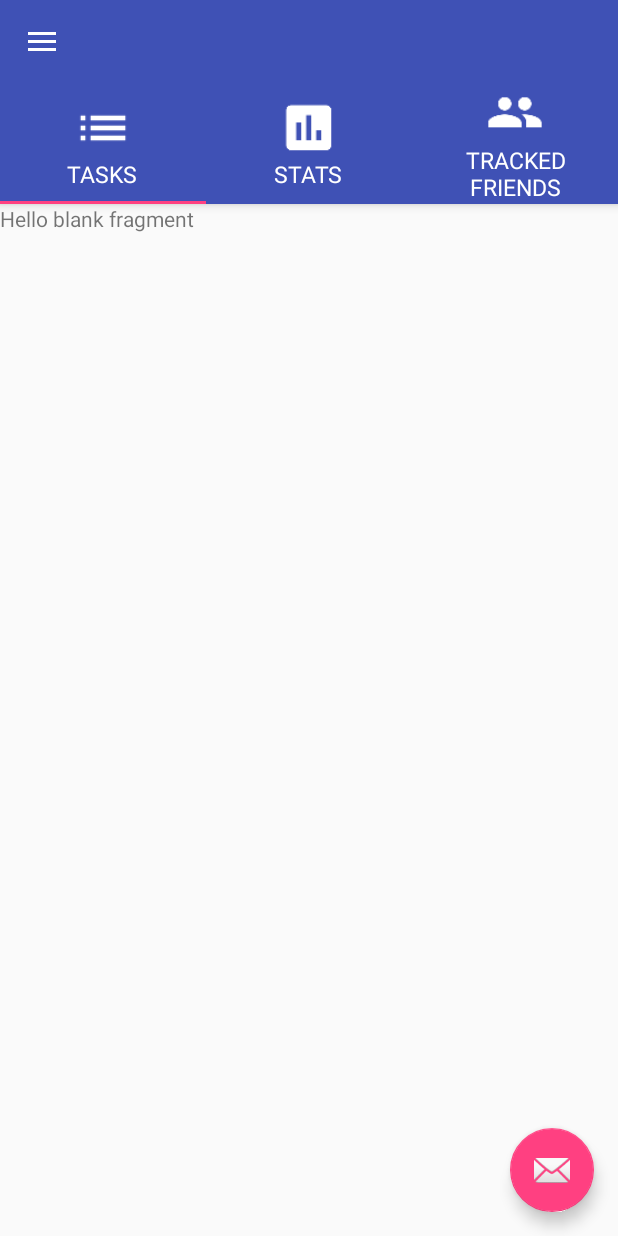
After one commit to Udayan12167/fekc, an Android app: the NavActivity screen opened directly, with no data from a screen before it, on a phone screen of 412 x 824 dp. The commit adds this screen. Run offline under Robolectric (Android 15) with nearby library versions, the phone set to English and light mode, and no system bars; our stand-ins replace CircleImageView, Picasso; libraries missing offline, so code that uses them is left out: com.facebook; 1 statement that could not run was skipped.

Commit message:
Added Navigation Activity - the main activity after the user logs in

```diff
--- a/App/FEKC/app/src/main/AndroidManifest.xml
+++ b/App/FEKC/app/src/main/AndroidManifest.xml
@@ -24,6 +24,11 @@
             android:configChanges="keyboard|keyboardHidden|screenLayout|screenSize|orientation"
             android:label="@string/app_name"
             android:theme="@android:style/Theme.Translucent.NoTitleBar" />
+
+        <activity
+            android:name=".activity.NavActivity"
+            android:label="@string/title_activity_nav"
+            android:theme="@style/AppTheme" />
 
         <meta-data
             android:name="com.facebook.sdk.ApplicationId"
--- a/App/FEKC/app/src/main/java/com/example/shiv/fekc/activity/FacebookLoginActivity.java
+++ b/App/FEKC/app/src/main/java/com/example/shiv/fekc/activity/FacebookLoginActivity.java
@@ -32,6 +32,9 @@ public class FacebookLoginActivity extends AppCompatActivity {
             @Override
             public void onSuccess(LoginResult loginResult) {
                 registerGCM();
+                Intent tabActivityIntent = new Intent(FacebookLoginActivity.this, NavActivity.class);
+                startActivity(tabActivityIntent);
+                finish();
             }
 
             @Override
--- a/App/FEKC/app/src/main/java/com/example/shiv/fekc/activity/MainActivity.java
+++ b/App/FEKC/app/src/main/java/com/example/shiv/fekc/activity/MainActivity.java
@@ -44,6 +44,9 @@ public class MainActivity extends AppCompatActivity {
             startActivity(intent);
         }else{
             Log.d(getClass().toString(), "Credentials present");
+            Intent intent = new Intent(this, NavActivity.class);
+            startActivity(intent);
+            finish();
         }
     }
 }
--- /dev/null
+++ b/App/FEKC/app/src/main/java/com/example/shiv/fekc/activity/NavActivity.java
@@ -0,0 +1,194 @@
+package com.example.shiv.fekc.activity;
+
+
+import android.os.Bundle;
+import android.support.design.widget.FloatingActionButton;
+import android.support.design.widget.Snackbar;
+import android.support.design.widget.TabLayout;
+import android.support.v4.app.Fragment;
+import android.support.v4.app.FragmentManager;
+import android.support.v4.app.FragmentPagerAdapter;
+import android.support.v4.view.ViewPager;
+
+import android.util.Log;
+import android.view.LayoutInflater;
+import android.view.View;
+import android.support.design.widget.NavigationView;
+import android.support.v4.view.GravityCompat;
+import android.support.v4.widget.DrawerLayout;
+import android.support.v7.app.ActionBarDrawerToggle;
+import android.support.v7.app.AppCompatActivity;
+import android.support.v7.widget.Toolbar;
+import android.view.MenuItem;
+import android.widget.ImageView;
+import android.widget.LinearLayout;
+import android.widget.TextView;
+
+import com.example.shiv.fekc.R;
+import com.example.shiv.fekc.commons.Constants;
+import com.example.shiv.fekc.fragment.StatsFragment;
+import com.example.shiv.fekc.fragment.TaskListFragment;
+import com.example.shiv.fekc.fragment.TrackedFriendsFragment;
+import com.facebook.AccessToken;
+import com.facebook.GraphRequest;
+import com.facebook.GraphResponse;
+import com.facebook.HttpMethod;
+import com.squareup.picasso.Picasso;
+
+import org.json.JSONException;
+import org.json.JSONObject;
+
+import java.util.ArrayList;
+import java.util.List;
+
+import de.hdodenhof.circleimageview.CircleImageView;
+
+public class NavActivity extends AppCompatActivity
+        implements NavigationView.OnNavigationItemSelectedListener {
+
+    private Toolbar toolbar;
+    private TabLayout tabLayout;
+    private ViewPager viewPager;
+    private CircleImageView circleImageView;
+
+    @Override
+    protected void onCreate(Bundle savedInstanceState) {
+        super.onCreate(savedInstanceState);
+        setContentView(R.layout.activity_nav);
+
+        getUserDPUrl(AccessToken.getCurrentAccessToken().getUserId());
+
+        toolbar = (Toolbar) findViewById(R.id.app_bar_nav_toolbar);
+        circleImageView = (CircleImageView)toolbar.findViewById(R.id.toolbar_bar_circular_image_view);
+        setSupportActionBar(toolbar);
+
+        viewPager = (ViewPager) findViewById(R.id.app_bar_nav_viewpager);
+        setupViewPager(viewPager);
+
+        tabLayout = (TabLayout) findViewById(R.id.app_bar_nav_tab_layout);
+        tabLayout.setupWithViewPager(viewPager);
+        setUpTabIcons();
+
+        FloatingActionButton fab = (FloatingActionButton) findViewById(R.id.app_bar_nav_floating_action_button);
+        fab.setOnClickListener(new View.OnClickListener() {
+            @Override
+            public void onClick(View view) {
+                Snackbar.make(view, "Replace with your own action", Snackbar.LENGTH_LONG)
+                        .setAction("Action", null).show();
+            }
+        });
+
+        DrawerLayout drawer = (DrawerLayout) findViewById(R.id.activity_nav_drawer_layout);
+        ActionBarDrawerToggle toggle = new ActionBarDrawerToggle(
+                this, drawer, toolbar, R.string.navigation_drawer_open, R.string.navigation_drawer_close);
+        drawer.setDrawerListener(toggle);
+        toggle.syncState();
+
+        NavigationView navigationView = (NavigationView) findViewById(R.id.activity_nav_nav_view);
+        navigationView.setNavigationItemSelectedListener(this);
+    }
+
+
+    @SuppressWarnings("StatementWithEmptyBody")
+    @Override
+    public boolean onNavigationItemSelected(MenuItem item) {
+        int id = item.getItemId();
+
+        if (id == R.id.nav_slideshow) {
+
+        } else if (id == R.id.nav_manage) {
+
+        }
+
+        DrawerLayout drawer = (DrawerLayout) findViewById(R.id.activity_nav_drawer_layout);
+        drawer.closeDrawer(GravityCompat.START);
+        return true;
+    }
+
+    private void setupViewPager(ViewPager viewPager) {
+        ViewPagerAdapter adapter = new ViewPagerAdapter(getSupportFragmentManager());
+        adapter.addFragment(new TaskListFragment(), getResources().getString(R.string.tasks));
+        adapter.addFragment(new StatsFragment(), getResources().getString(R.string.stats));
+        adapter.addFragment(new TrackedFriendsFragment(), getResources().getString(R.string.tracked_friends));
+        viewPager.setAdapter(adapter);
+
+
+    }
+
+    private void setUpTabIcons() {
+        LinearLayout tabOne = (LinearLayout) LayoutInflater.from(this).inflate(R.layout.custom_tab, null);
+        ImageView imageView = (ImageView) tabOne.findViewById(R.id.custom_layout_image_view);
+        imageView.setImageDrawable(getDrawable(R.drawable.ic_list_white_36dp));
+        TextView textView = (TextView) tabOne.findViewById(R.id.custom_layout_text_view);
+        textView.setText(getResources().getString(R.string.tasks));
+        tabLayout.getTabAt(0).setCustomView(tabOne);
+
+        LinearLayout tabTwo = (LinearLayout) LayoutInflater.from(this).inflate(R.layout.custom_tab, null);
+        imageView = (ImageView) tabTwo.findViewById(R.id.custom_layout_image_view);
+        imageView.setImageDrawable(getDrawable(R.drawable.ic_assessment_white_36dp));
+        textView = (TextView) tabTwo.findViewById(R.id.custom_layout_text_view);
+        textView.setText(getResources().getString(R.string.stats));
+        tabLayout.getTabAt(1).setCustomView(tabTwo);
+
+        LinearLayout tabThree = (LinearLayout) LayoutInflater.from(this).inflate(R.layout.custom_tab, null);
+        imageView = (ImageView) tabThree.findViewById(R.id.custom_layout_image_view);
+        imageView.setImageDrawable(getDrawable(R.drawable.ic_group_white_36dp));
+        textView = (TextView) tabThree.findViewById(R.id.custom_layout_text_view);
+        textView.setText(getResources().getString(R.string.tracked_friends));
+        tabLayout.getTabAt(2).setCustomView(tabThree);
+
+    }
+
+    class ViewPagerAdapter extends FragmentPagerAdapter {
+        private final List<Fragment> mFragmentList = new ArrayList<>();
+        private final List<String> mFragmentTitleList = new ArrayList<>();
+
+        public ViewPagerAdapter(FragmentManager manager) {
+            super(manager);
+        }
+
+        @Override
+        public Fragment getItem(int position) {
+            return mFragmentList.get(position);
+        }
+
+        @Override
+        public int getCount() {
+            return mFragmentList.size();
+        }
+
+        public void addFragment(Fragment fragment, String title) {
+            mFragmentList.add(fragment);
+            mFragmentTitleList.add(title);
+        }
+
+        @Override
+        public CharSequence getPageTitle(int position) {
+            return mFragmentTitleList.get(position);
+        }
+    }
+
+    private void getUserDPUrl(final String facebookId) {
+        Bundle params = new Bundle();
+        params.putBoolean("redirect", false);
+        new GraphRequest(
+                AccessToken.getCurrentAccessToken(),
+                Constants.SLASH + facebookId + Constants.FACEBOOK_USER_PROFILE_PICTURE_EDGE,
+                params,
+                HttpMethod.GET,
+                new GraphRequest.Callback() {
+                    public void onCompleted(GraphResponse response) {
+                        try {
+                            Log.d(getClass().toString(), response.getJSONObject().toString());
+                            JSONObject jsonObject = new JSONObject(response.getJSONObject().getString(Constants.FACEBOOK_JSON_DATA));
+                            String url = jsonObject.getString(Constants.FACEBOOK_JSON_URL);
+                            Picasso.with(NavActivity.this).load(url).into(circleImageView);
+                            Log.d(getClass().toString(), url);
+                        } catch (JSONException e) {
+                            e.printStackTrace();
+                        }
+                    }
+                }
+        ).executeAsync();
+    }
+}
--- /dev/null
+++ b/App/FEKC/app/src/main/java/com/example/shiv/fekc/adapter/StatsFragment.java
@@ -0,0 +1,40 @@
+package com.example.shiv.fekc.fragment;
+
+import android.content.Context;
+import android.net.Uri;
+import android.os.Bundle;
+import android.support.v4.app.Fragment;
+import android.view.LayoutInflater;
+import android.view.View;
+import android.view.ViewGroup;
+
+import com.example.shiv.fekc.R;
+
+/**
+ * A simple {@link Fragment} subclass.
+ * Activities that contain this fragment must implement the
+ * {@link StatsFragment.OnFragmentInteractionListener} interface
+ * to handle interaction events.
+ * Use the {@link StatsFragment#newInstance} factory method to
+ * create an instance of this fragment.
+ */
+public class StatsFragment extends Fragment {
+
+
+    public StatsFragment() {
+        // Required empty public constructor
+    }
+
+
+    @Override
+    public void onCreate(Bundle savedInstanceState) {
+        super.onCreate(savedInstanceState);
+    }
+
+    @Override
+    public View onCreateView(LayoutInflater inflater, ViewGroup container,
+                             Bundle savedInstanceState) {
+        return inflater.inflate(R.layout.fragment_stats, container, false);
+    }
+
+}
--- /dev/null
+++ b/App/FEKC/app/src/main/java/com/example/shiv/fekc/adapter/TaskListFragment.java
@@ -0,0 +1,38 @@
+package com.example.shiv.fekc.fragment;
+
+import android.content.Context;
+import android.net.Uri;
+import android.os.Bundle;
+import android.support.v4.app.Fragment;
+import android.view.LayoutInflater;
+import android.view.View;
+import android.view.ViewGroup;
+
+import com.example.shiv.fekc.R;
+
+/**
+ * A simple {@link Fragment} subclass.
+ * Activities that contain this fragment must implement the
+ * {@link TaskListFragment.OnFragmentInteractionListener} interface
+ * to handle interaction events.
+ * Use the {@link TaskListFragment#newInstance} factory method to
+ * create an instance of this fragment.
+ */
+public class TaskListFragment extends Fragment {
+
+    public TaskListFragment() {
+        // Required empty public constructor
+    }
+
+    @Override
+    public void onCreate(Bundle savedInstanceState) {
+        super.onCreate(savedInstanceState);
+    }
+
+    @Override
+    public View onCreateView(LayoutInflater inflater, ViewGroup container,
+                             Bundle savedInstanceState) {
+         return inflater.inflate(R.layout.fragment_task_list, container, false);
+    }
+
+}
--- /dev/null
+++ b/App/FEKC/app/src/main/java/com/example/shiv/fekc/adapter/TrackedFriendsFragment.java
@@ -0,0 +1,42 @@
+package com.example.shiv.fekc.fragment;
+
+import android.content.Context;
+import android.net.Uri;
+import android.os.Bundle;
+import android.support.v4.app.Fragment;
+import android.view.LayoutInflater;
+import android.view.View;
+import android.view.ViewGroup;
+
+import com.example.shiv.fekc.R;
+
+/**
+ * A simple {@link Fragment} subclass.
+ * Activities that contain this fragment must implement the
+ * {@link TrackedFriendsFragment.OnFragmentInteractionListener} interface
+ * to handle interaction events.
+ * Use the {@link TrackedFriendsFragment#newInstance} factory method to
+ * create an instance of this fragment.
+ */
+public class TrackedFriendsFragment extends Fragment {
+
+    public TrackedFriendsFragment() {
+        // Required empty public constructor
+    }
+
+
+
+    @Override
+    public void onCreate(Bundle savedInstanceState) {
+        super.onCreate(savedInstanceState);
+
+    }
+
+    @Override
+    public View onCreateView(LayoutInflater inflater, ViewGroup container,
+                             Bundle savedInstanceState) {
+
+        return inflater.inflate(R.layout.fragment_tracked_friends, container, false);
+    }
+
+}
--- /dev/null
+++ b/App/FEKC/app/src/main/res/layout/activity_nav.xml
@@ -0,0 +1,25 @@
+<?xml version="1.0" encoding="utf-8"?>
+<android.support.v4.widget.DrawerLayout xmlns:android="http://schemas.android.com/apk/res/android"
+    xmlns:app="http://schemas.android.com/apk/res-auto"
+    xmlns:tools="http://schemas.android.com/tools"
+    android:id="@+id/activity_nav_drawer_layout"
+    android:layout_width="match_parent"
+    android:layout_height="match_parent"
+    android:fitsSystemWindows="true"
+    tools:openDrawer="start">
+
+    <include
+        layout="@layout/app_bar_nav"
+        android:layout_width="match_parent"
+        android:layout_height="match_parent" />
+
+    <android.support.design.widget.NavigationView
+        android:id="@+id/activity_nav_nav_view"
+        android:layout_width="wrap_content"
+        android:layout_height="match_parent"
+        android:layout_gravity="start"
+        android:fitsSystemWindows="true"
+        app:headerLayout="@layout/nav_header_nav"
+        app:menu="@menu/activity_nav_drawer" />
+
+</android.support.v4.widget.DrawerLayout>
--- /dev/null
+++ b/App/FEKC/app/src/main/res/layout/app_bar_nav.xml
@@ -0,0 +1,51 @@
+<?xml version="1.0" encoding="utf-8"?>
+<android.support.design.widget.CoordinatorLayout xmlns:android="http://schemas.android.com/apk/res/android"
+    xmlns:app="http://schemas.android.com/apk/res-auto"
+    xmlns:tools="http://schemas.android.com/tools"
+    android:layout_width="match_parent"
+    android:layout_height="match_parent"
+    android:fitsSystemWindows="true"
+    tools:context="com.example.shiv.fekc.activity.NavActivity">
+
+    <android.support.design.widget.AppBarLayout
+        android:layout_width="match_parent"
+        android:layout_height="wrap_content"
+        android:theme="@style/AppTheme.AppBarOverlay">
+
+        <android.support.v7.widget.Toolbar
+            android:id="@+id/app_bar_nav_toolbar"
+            android:layout_width="match_parent"
+            android:layout_height="?attr/actionBarSize"
+            android:background="?attr/colorPrimary"
+            app:popupTheme="@style/AppTheme.PopupOverlay">
+
+            <include layout="@layout/custom_toolbar" />
+
+        </android.support.v7.widget.Toolbar>
+
+        <android.support.design.widget.TabLayout
+            android:id="@+id/app_bar_nav_tab_layout"
+            android:layout_width="match_parent"
+            android:layout_height="@dimen/custom_tab_layout_height"
+            app:tabGravity="fill"
+            app:tabMode="fixed" />
+
+    </android.support.design.widget.AppBarLayout>
+
+    <android.support.v4.view.ViewPager
+        android:id="@+id/app_bar_nav_viewpager"
+        android:layout_width="match_parent"
+        android:layout_height="match_parent"
+        app:layout_behavior="@string/appbar_scrolling_view_behavior" />
+
+    <!--<include layout="@layout/content_nav" />-->
+
+    <android.support.design.widget.FloatingActionButton
+        android:id="@+id/app_bar_nav_floating_action_button"
+        android:layout_width="wrap_content"
+        android:layout_height="wrap_content"
+        android:layout_gravity="bottom|end"
+        android:layout_margin="@dimen/fab_margin"
+        android:src="@android:drawable/ic_dialog_email" />
+
+</android.support.design.widget.CoordinatorLayout>
--- /dev/null
+++ b/App/FEKC/app/src/main/res/layout/custom_tab.xml
@@ -0,0 +1,23 @@
+<?xml version="1.0" encoding="utf-8"?>
+<LinearLayout
+    xmlns:android="http://schemas.android.com/apk/res/android"
+    android:layout_width="wrap_content"
+    android:layout_height="@dimen/custom_tab_layout_height"
+    android:orientation="vertical">
+
+    <ImageView
+        android:id="@+id/custom_layout_image_view"
+        android:layout_gravity="center"
+        android:layout_width="40dp"
+        android:layout_height="40dp"/>
+
+    <TextView xmlns:android="http://schemas.android.com/apk/res/android"
+        android:id="@+id/custom_layout_text_view"
+        android:layout_width="wrap_content"
+        android:layout_height="wrap_content"
+        android:layout_gravity="center"
+        android:gravity="center"
+        android:textColor="@color/colorWhite"
+        android:textSize="@dimen/tab_label" />
+
+</LinearLayout>
--- /dev/null
+++ b/App/FEKC/app/src/main/res/layout/custom_toolbar.xml
@@ -0,0 +1,19 @@
+<?xml version="1.0" encoding="utf-8"?>
+
+<RelativeLayout xmlns:android="http://schemas.android.com/apk/res/android"
+    xmlns:app="http://schemas.android.com/apk/res-auto"
+    android:layout_width="fill_parent"
+    android:layout_height="wrap_content">
+
+    <de.hdodenhof.circleimageview.CircleImageView
+        xmlns:android="http://schemas.android.com/apk/res/android"
+        xmlns:app="http://schemas.android.com/apk/res-auto"
+        android:id="@+id/toolbar_bar_circular_image_view"
+        android:layout_width="@dimen/list_view_image_width"
+        android:layout_height="@dimen/list_view_image_height"
+        android:layout_marginRight="@dimen/toolbar_horizontal_margin"
+        app:civ_border_color="#11000000"
+        app:civ_border_width="2dp"
+        android:layout_alignParentRight="true"/>
+
+</RelativeLayout>
--- /dev/null
+++ b/App/FEKC/app/src/main/res/layout/fragment_task_list.xml
@@ -0,0 +1,13 @@
+<FrameLayout xmlns:android="http://schemas.android.com/apk/res/android"
+    xmlns:tools="http://schemas.android.com/tools"
+    android:layout_width="match_parent"
+    android:layout_height="match_parent"
+    tools:context="com.example.shiv.fekc.fragment.TaskListFragment">
+
+    <!-- TODO: Update blank fragment layout -->
+    <TextView
+        android:layout_width="match_parent"
+        android:layout_height="match_parent"
+        android:text="@string/hello_blank_fragment" />
+
+</FrameLayout>
--- /dev/null
+++ b/App/FEKC/app/src/main/res/menu/activity_nav_drawer.xml
@@ -0,0 +1,15 @@
+<?xml version="1.0" encoding="utf-8"?>
+<menu xmlns:android="http://schemas.android.com/apk/res/android">
+
+    <group android:checkableBehavior="single">
+        <item
+            android:id="@+id/nav_slideshow"
+            android:icon="@drawable/ic_menu_slideshow"
+            android:title="Apps" />
+        <item
+            android:id="@+id/nav_manage"
+            android:icon="@drawable/ic_menu_manage"
+            android:title="Friends" />
+    </group>
+
+</menu>
```
Also changed, not shown: App/FEKC/app/src/main/res/layout/content_nav.xml (added, +15 -0 lines), App/FEKC/app/src/main/res/layout/fragment_stats.xml (added, +13 -0 lines), App/FEKC/app/src/main/res/layout/fragment_tracked_friends.xml (added, +13 -0 lines), App/FEKC/app/src/main/res/layout/nav_header_nav.xml (added, +34 -0 lines), App/FEKC/app/src/main/res/menu/nav.xml (added, +9 -0 lines).
